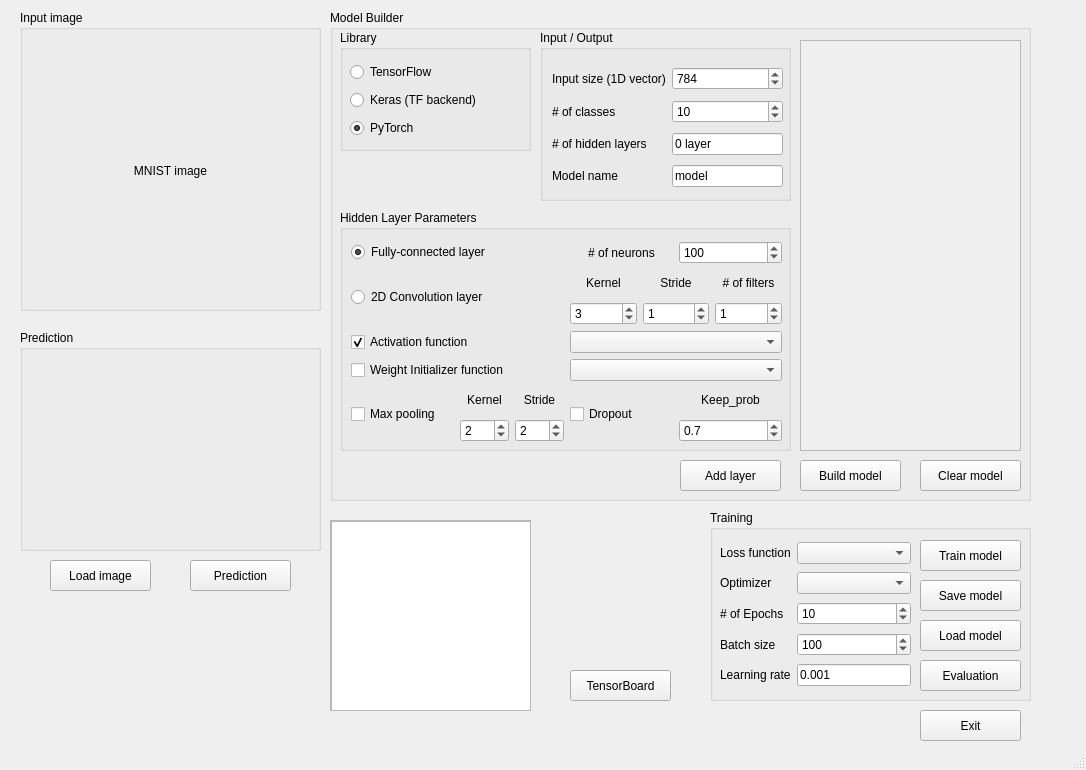
Qt form tf_testbed.ui (togheppi/PyQt) before a commit.
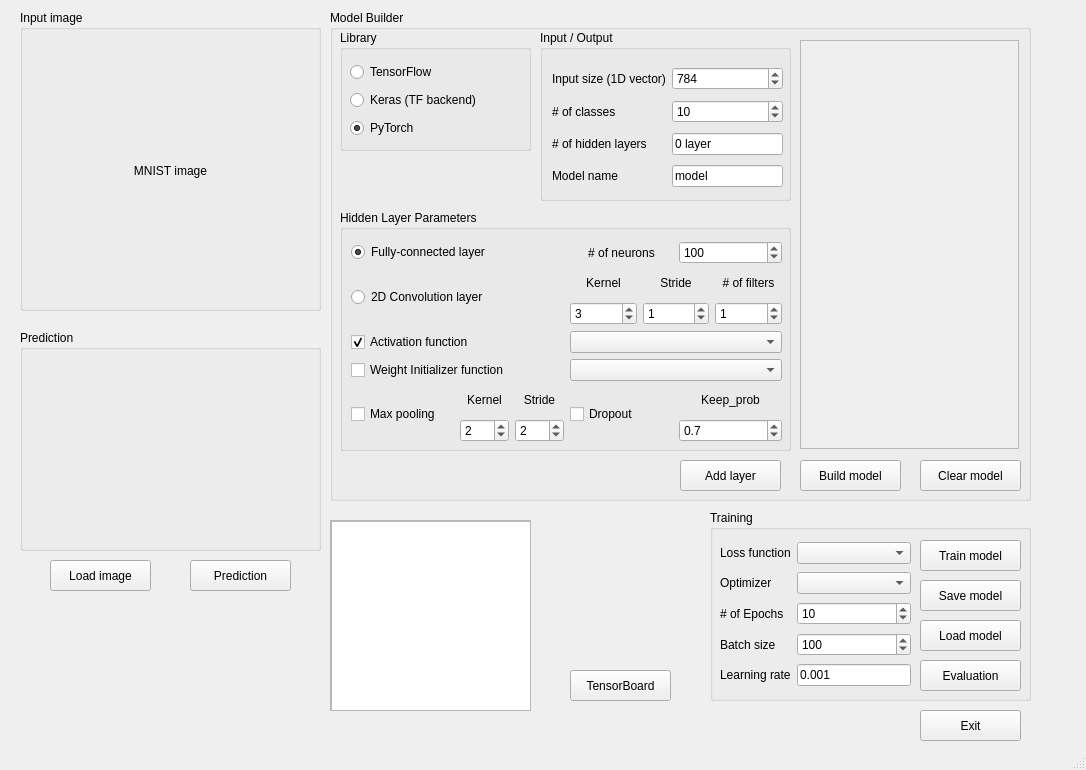
The same form after that commit.

Commit message: Keras model viewer

Patch:
```diff
--- a/tf_testbed.ui
+++ b/tf_testbed.ui
@@ -475,35 +475,6 @@
       <string>Add layer</string>
      </property>
     </widget>
-    <widget class="QWidget" name="verticalLayoutWidget">
-     <property name="geometry">
-      <rect>
-       <x>470</x>
-       <y>30</y>
-       <width>221</width>
-       <height>411</height>
-      </rect>
-     </property>
-     <layout class="QVBoxLayout" name="verticalLayout_modelViewer">
-      <item>
-       <widget class="QScrollArea" name="scrollArea_modelViewer">
-        <property name="widgetResizable">
-         <bool>true</bool>
-        </property>
-        <widget class="QWidget" name="scrollAreaWidgetContents">
-         <property name="geometry">
-          <rect>
-           <x>0</x>
-           <y>0</y>
-           <width>217</width>
-           <height>407</height>
-          </rect>
-         </property>
-        </widget>
-       </widget>
-      </item>
-     </layout>
-    </widget>
     <widget class="QPushButton" name="pushButton_buildModel">
      <property name="geometry">
       <rect>
@@ -530,6 +501,40 @@
       <string>Clear model</string>
      </property>
     </widget>
+    <widget class="QScrollArea" name="scrollArea_modelViewer">
+     <property name="geometry">
+      <rect>
+       <x>470</x>
+       <y>30</y>
+       <width>219</width>
+       <height>409</height>
+      </rect>
+     </property>
+     <property name="widgetResizable">
+      <bool>true</bool>
+     </property>
+     <widget class="QWidget" name="scrollAreaWidgetContents">
+      <property name="geometry">
+       <rect>
+        <x>0</x>
+        <y>0</y>
+        <width>217</width>
+        <height>407</height>
+       </rect>
+      </property>
+      <widget class="QWidget" name="verticalLayoutWidget">
+       <property name="geometry">
+        <rect>
+         <x>0</x>
+         <y>0</y>
+         <width>221</width>
+         <height>411</height>
+        </rect>
+       </property>
+       <layout class="QVBoxLayout" name="verticalLayout_modelViewer"/>
+      </widget>
+     </widget>
+    </widget>
    </widget>
    <widget class="QGroupBox" name="groupBox_training">
     <property name="geometry">
```
The commit also changes 3 other files.
